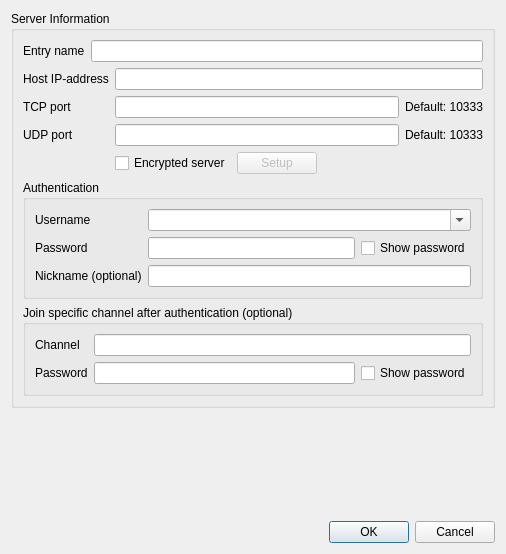
First picture: the form in Client/qtTeamTalk/serverdlg.ui, repository BearWare/TeamTalk5, before the edit.
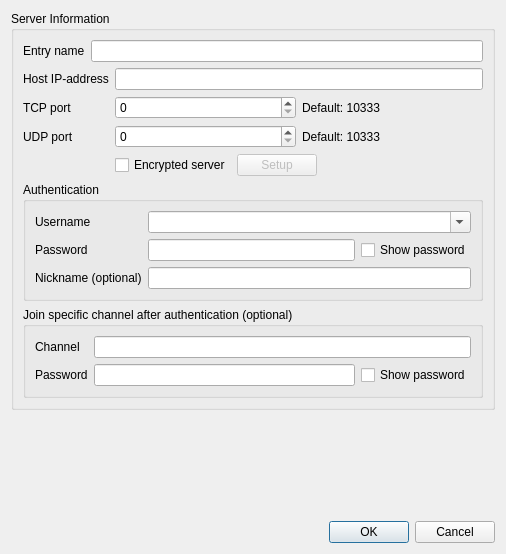
Second picture: the form after the edit.

Commit message: Change to QSpinBox for TCP and UDP port

```diff
--- a/Client/qtTeamTalk/serverdlg.ui
+++ b/Client/qtTeamTalk/serverdlg.ui
@@ -67,7 +67,11 @@
       <item row="2" column="1">
        <layout class="QHBoxLayout" name="horizontalLayout">
         <item>
-         <widget class="QLineEdit" name="tcpportEdit"/>
+         <widget class="QSpinBox" name="tcpportSpinbox">
+          <property name="maximum">
+           <number>65535</number>
+          </property>
+         </widget>
         </item>
         <item>
          <widget class="QLabel" name="label_5">
@@ -91,7 +95,11 @@
       <item row="3" column="1">
        <layout class="QHBoxLayout" name="horizontalLayout_2">
         <item>
-         <widget class="QLineEdit" name="udpportEdit"/>
+         <widget class="QSpinBox" name="udpportSpinbox">
+          <property name="maximum">
+           <number>65535</number>
+          </property>
+         </widget>
         </item>
         <item>
          <widget class="QLabel" name="label_7">
```
Left out of the diff: 4 changed lines with no effect on the pictures. The commit also changes 1 other file.
